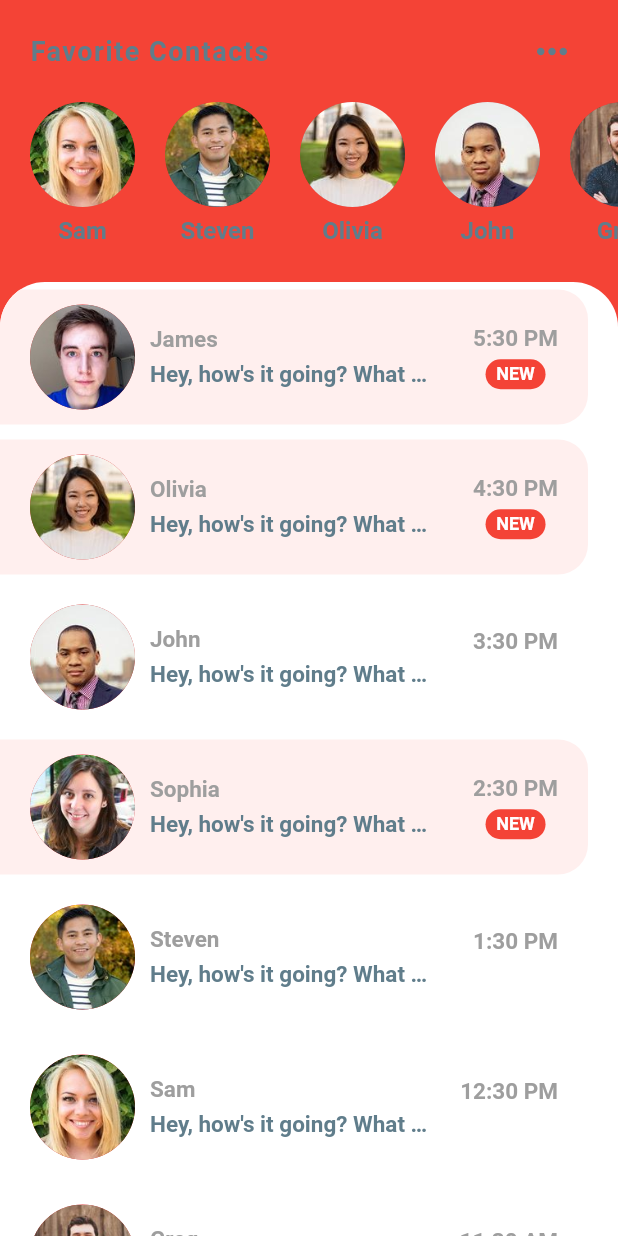
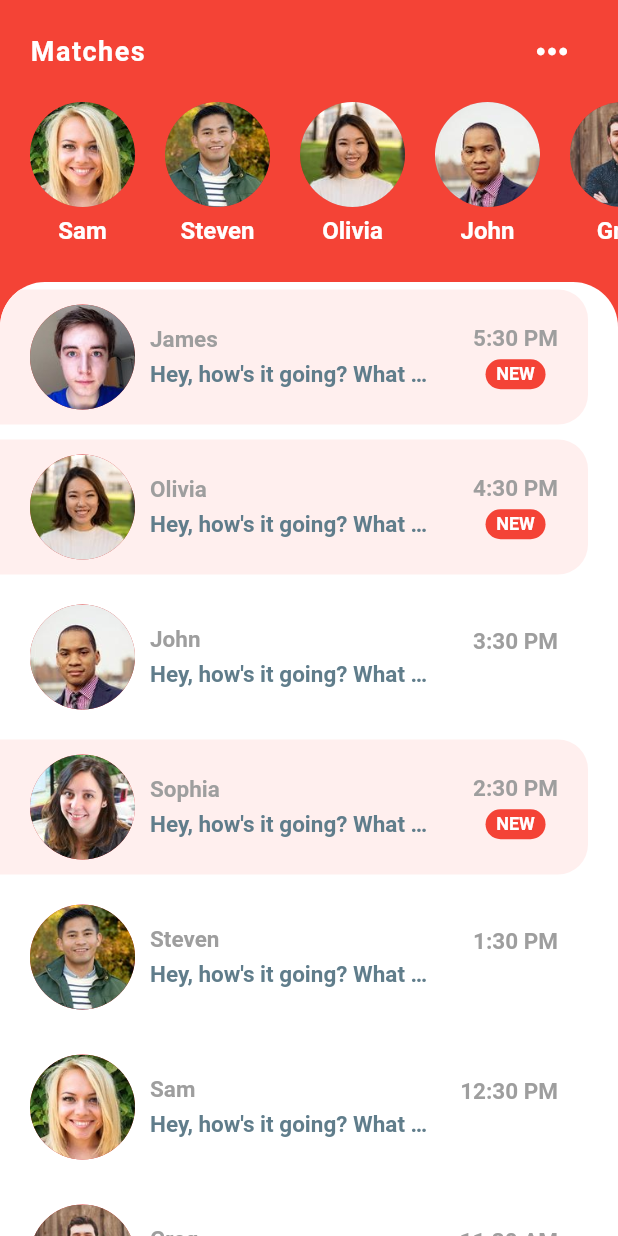
Before and after one commit to LieutenantPorky/ember, a Flutter app: the HomeScreen screen opened directly, on a phone screen of 412 x 824 dp. Run offline on Flutter 3.47's test engine with Material 2 defaults, Android fonts, the phone set to English and light mode, and no system bars; missing offline and left inert: fluttery_dart2; network calls fail.

Commit message:
some color fixes

```diff
--- a/frontend/lib/widgets/favorite_contacts.dart
+++ b/frontend/lib/widgets/favorite_contacts.dart
@@ -15,9 +15,9 @@ class FavoriteContacts extends StatelessWidget {
               mainAxisAlignment: MainAxisAlignment.spaceBetween,
               children: <Widget>[
                 Text(
-                  'Favorite Contacts',
+                  'Matches',
                   style: TextStyle(
-                    color: Colors.blueGrey,
+                    color: Colors.white,
                     fontSize: 18.0,
                     fontWeight: FontWeight.bold,
                     letterSpacing: 1.0,
@@ -28,7 +28,7 @@ class FavoriteContacts extends StatelessWidget {
                     Icons.more_horiz,
                   ),
                   iconSize: 30.0,
-                  color: Colors.blueGrey,
+                  color: Colors.white,
                   onPressed: () {},
                 ),
               ],
@@ -63,7 +63,7 @@ class FavoriteContacts extends StatelessWidget {
                         Text(
                           favorites[index].name,
                           style: TextStyle(
-                            color: Colors.blueGrey,
+                            color: Colors.white,
                             fontSize: 16.0,
                             fontWeight: FontWeight.w600,
                           ),
```
